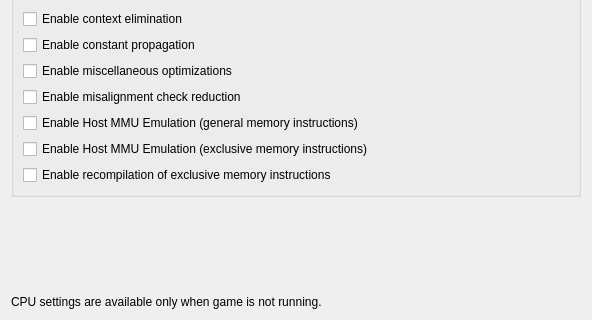
Old version of the form src/yuzu/configuration/configure_cpu_debug.ui in the repository QuantumGhost/yuzu; both pictures show x 0 to 592 and y 183 to 503 of the 592 by 503 pixel window.
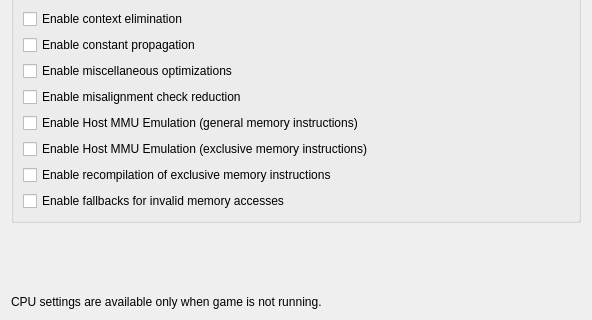
New version of the form.

What changed in the file:
```diff
--- a/src/yuzu/configuration/configure_cpu_debug.ui
+++ b/src/yuzu/configuration/configure_cpu_debug.ui
@@ -175,6 +175,19 @@
           </property>
          </widget>
         </item>
+        <item>
+         <widget class="QCheckBox" name="cpuopt_ignore_memory_aborts">
+          <property name="toolTip">
+           <string>
+            &lt;div style=&quot;white-space: nowrap&quot;&gt;This optimization speeds up memory accesses by allowing invalid memory accesses to succeed.&lt;/div&gt;
+            &lt;div style=&quot;white-space: nowrap&quot;&gt;Enabling it reduces the overhead of all memory accesses and has no impact on programs that don't access invalid memory.&lt;/div&gt;
+           </string>
+          </property>
+          <property name="text">
+           <string>Enable fallbacks for invalid memory accesses</string>
+          </property>
+         </widget>
+        </item>
        </layout>
       </widget>
      </item>
```
